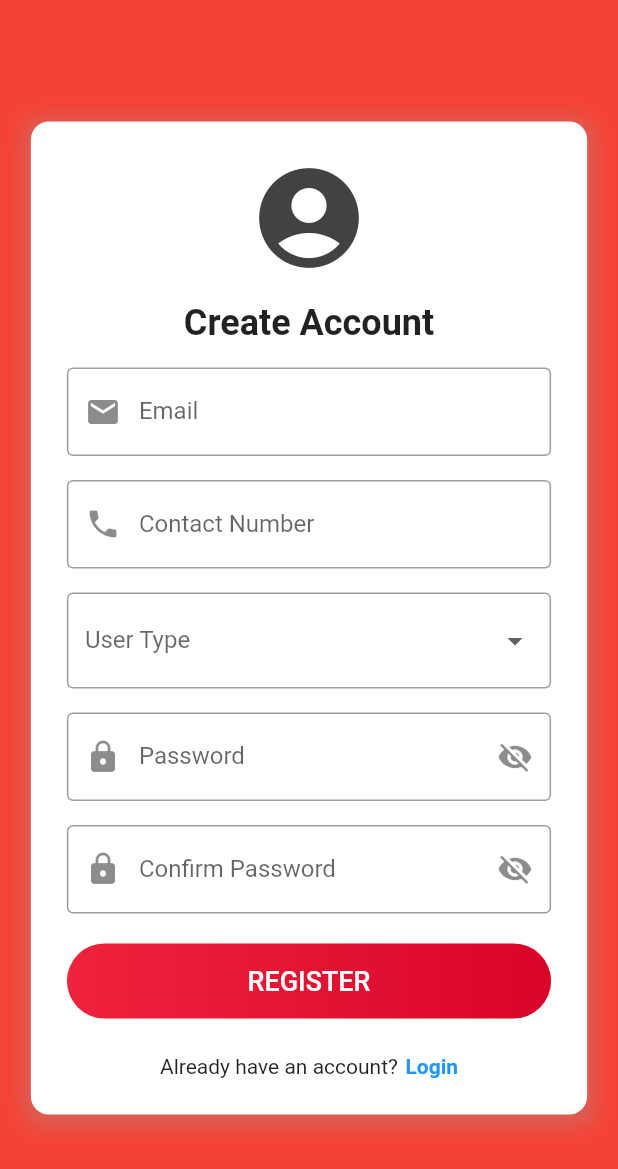
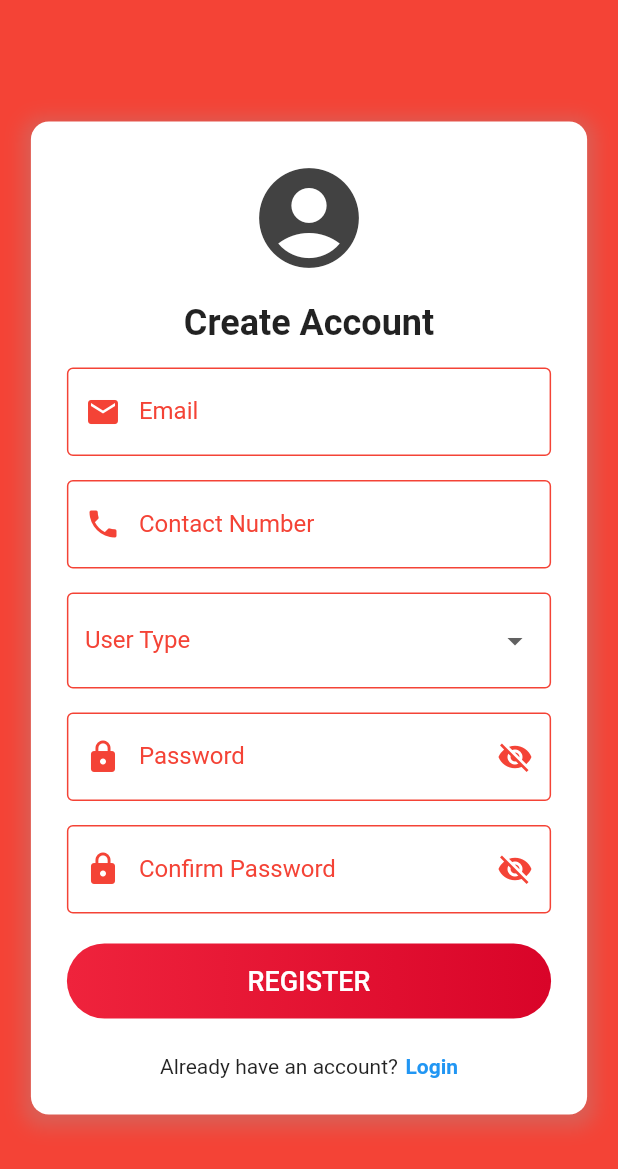
Before and after one commit to junandrewrodilla/Ecommerce-Mobile-App, a Flutter app: the RegisterScreen screen opened directly, on a phone screen of 412 x 824 dp. Shown: the top 1169 px of the screen. Run offline on Flutter 3.47's test engine with Material 2 defaults, Android fonts, the phone set to English and light mode, and no system bars; our stand-ins replace badges, carousel_slider, dots_indicator, file_picker, firebase_auth, firebase_core and 9 more; accounts and stored records are empty; network calls fail.

Commit message:
Fixed code

```diff
--- a/lib/components/checkout.dart
+++ b/lib/components/checkout.dart
@@ -171,7 +171,7 @@ class _CheckoutPageState extends State<CheckoutPage> {
     for (final detail in checkoutDetails) {
       message += "$detail\n";
     }
-    message += "Process Before: ${DateFormat.yMMMMd().format(_selectedDate!)}";
+    message += "Expected on: ${DateFormat.yMMMMd().format(_selectedDate!)}";
 
     final response = await http.post(
       Uri.parse("https://api.semaphore.co/api/v4/messages"),
--- a/lib/components/orders_buyer.dart
+++ b/lib/components/orders_buyer.dart
@@ -437,7 +437,7 @@ class _ProductDetailsDialogState extends State<ProductDetailsDialog> {
       Uri.parse("https://api.semaphore.co/api/v4/messages"),
       headers: {"Content-Type": "application/x-www-form-urlencoded"},
       body: {
-        'apikey': '95ba3c534aa1a8b3dd67a83685b93d35',
+        'apikey': '',
         'number': sellerNumber,
         'message': message,
         'sendername': 'Handimerce'
--- a/lib/components/profile_page.dart
+++ b/lib/components/profile_page.dart
@@ -243,6 +243,8 @@ class _ProfilePageState extends State<ProfilePage> {
 
   @override
   Widget build(BuildContext context) {
+    final bool isWeb = MediaQuery.of(context).size.width > 600;
+
     if (_isLoading) {
       return const Center(child: CircularProgressIndicator());
     }
@@ -425,6 +427,7 @@ class _ProfilePageState extends State<ProfilePage> {
                       ),
                     ),
             const SizedBox(height: 10),
+            if (!isWeb) // Show logout button only if not on web
               ElevatedButton(
                 onPressed: () => _logout(context),
                 style: ElevatedButton.styleFrom(
--- a/lib/login/register.dart
+++ b/lib/login/register.dart
@@ -1,7 +1,7 @@
 import 'package:capstone/login/login.dart';
 import 'package:flutter/material.dart';
 import 'package:firebase_auth/firebase_auth.dart';
-import 'package:firebase_database/firebase_database.dart'; // Import Firebase Realtime Database
+import 'package:firebase_database/firebase_database.dart';
 
 class RegisterScreen extends StatefulWidget {
   const RegisterScreen({super.key});
@@ -12,8 +12,7 @@ class RegisterScreen extends StatefulWidget {
 
 class _RegisterScreenState extends State<RegisterScreen> {
   final FirebaseAuth _auth = FirebaseAuth.instance;
-  final DatabaseReference _database =
-      FirebaseDatabase.instance.ref(); // Reference to the database
+  final DatabaseReference _database = FirebaseDatabase.instance.ref();
   final TextEditingController _emailController = TextEditingController();
   final TextEditingController _passwordController = TextEditingController();
   final TextEditingController _confirmPasswordController =
@@ -26,7 +25,6 @@ class _RegisterScreenState extends State<RegisterScreen> {
   bool _isPasswordVisible = false;
   bool _isConfirmPasswordVisible = false;
 
-  // List of user types
   final List<String> _userTypes = [
     'Seller',
     'Buyer',
@@ -48,22 +46,18 @@ class _RegisterScreenState extends State<RegisterScreen> {
     }
 
     try {
-      // Register user using Firebase Authentication
       UserCredential userCredential =
           await _auth.createUserWithEmailAndPassword(
         email: _emailController.text,
         password: _passwordController.text,
       );
 
-      // Get the registered user
       User? user = userCredential.user;
 
       if (user != null) {
-        // Determine profile setup status based on user type
         bool profileSetupComplete =
             (_selectedUserType == 'Admin') ? true : false;
 
-        // Prepare data to save in the Realtime Database
         Map<String, dynamic> userData = {
           'email': _emailController.text,
           'contact_number': _contactNumberController.text,
@@ -72,19 +66,16 @@ class _RegisterScreenState extends State<RegisterScreen> {
           'profile_setup_complete': profileSetupComplete,
         };
 
-        // If the user is a seller, add 'seller_approval' and set it to false
         if (_selectedUserType == 'Seller') {
-          userData['seller_approval'] = false; // Set seller approval to false
+          userData['seller_approval'] = false;
         }
 
-        // Store additional user info in Firebase Realtime Database under 'users/{uid}/userprofiles'
         await _database
             .child("users")
             .child(user.uid)
             .child("userprofiles")
             .set(userData);
 
-        // After successful registration, navigate to the login screen
         Navigator.pushReplacement(
           context,
           MaterialPageRoute(builder: (context) => LoginScreen()),
@@ -97,15 +88,13 @@ class _RegisterScreenState extends State<RegisterScreen> {
     }
   }
 
-  // Function to navigate back to LoginScreen with a left-slide transition
   void _navigateToLogin() {
     Navigator.of(context).pushReplacement(
       PageRouteBuilder(
-        transitionDuration:
-            const Duration(milliseconds: 600), // Animation duration
+        transitionDuration: const Duration(milliseconds: 600),
         pageBuilder: (context, animation, secondaryAnimation) => LoginScreen(),
         transitionsBuilder: (context, animation, secondaryAnimation, child) {
-          const begin = Offset(-1.0, 0.0); // Slide from left to right
+          const begin = Offset(-1.0, 0.0);
           const end = Offset.zero;
           const curve = Curves.easeInOut;
 
@@ -124,68 +113,62 @@ class _RegisterScreenState extends State<RegisterScreen> {
 
   @override
   Widget build(BuildContext context) {
-    // Determine screen width
     final screenWidth = MediaQuery.of(context).size.width;
-
-    // Apply different padding and container width based on screen size
-    double containerWidth = screenWidth < 600
-        ? screenWidth * 0.9
-        : 400; // Mobile gets 90% width, web gets 400px width
+    double containerWidth = screenWidth < 600 ? screenWidth * 0.9 : 400;
 
     return Scaffold(
-      backgroundColor: Colors.red, // Set background color to red
+      backgroundColor: Colors.red,
       body: Center(
         child: SingleChildScrollView(
           child: Padding(
             padding: const EdgeInsets.all(16.0),
             child: Container(
-              width:
-                  containerWidth, // Adjust the width based on the screen size
+              width: containerWidth,
               padding: const EdgeInsets.all(24.0),
               decoration: BoxDecoration(
-                color: Colors.white, // Container color set to white
+                color: Colors.white,
                 borderRadius: BorderRadius.circular(12.0),
                 boxShadow: [
                   BoxShadow(
                     color: Colors.grey.withOpacity(0.3),
                     spreadRadius: 5,
                     blurRadius: 10,
-                    offset: const Offset(0, 3), // Changes position of shadow
+                    offset: const Offset(0, 3),
                   ),
                 ],
               ),
               child: Column(
                 mainAxisAlignment: MainAxisAlignment.center,
                 children: <Widget>[
-                  // Logo or icon (You can replace with an Image.asset)
                   Icon(
                     Icons.account_circle,
-                    size:
-                        screenWidth < 600 ? 80 : 100, // Smaller icon on mobile
+                    size: screenWidth < 600 ? 80 : 100,
                     color: Colors.grey[800],
                   ),
                   const SizedBox(height: 16),
-
-                  // Welcome Text
                   Text(
                     'Create Account',
                     style: TextStyle(
-                      fontSize: screenWidth < 600
-                          ? 24
-                          : 28, // Smaller text for mobile
+                      fontSize: screenWidth < 600 ? 24 : 28,
                       fontWeight: FontWeight.bold,
                     ),
                   ),
-
                   const SizedBox(height: 16),
 
                   // Email Field
                   TextField(
                     controller: _emailController,
-                    decoration: const InputDecoration(
+                    decoration: InputDecoration(
                       labelText: 'Email',
-                      border: OutlineInputBorder(),
-                      prefixIcon: Icon(Icons.email),
+                      labelStyle: const TextStyle(color: Colors.red),
+                      border: const OutlineInputBorder(),
+                      prefixIcon: const Icon(Icons.email, color: Colors.red),
+                      enabledBorder: const OutlineInputBorder(
+                        borderSide: BorderSide(color: Colors.red),
+                      ),
+                      focusedBorder: const OutlineInputBorder(
+                        borderSide: BorderSide(color: Colors.red),
+                      ),
                     ),
                   ),
                   const SizedBox(height: 16),
@@ -193,10 +176,17 @@ class _RegisterScreenState extends State<RegisterScreen> {
                   // Contact Number Field
                   TextField(
                     controller: _contactNumberController,
-                    decoration: const InputDecoration(
+                    decoration: InputDecoration(
                       labelText: 'Contact Number',
-                      border: OutlineInputBorder(),
-                      prefixIcon: Icon(Icons.phone),
+                      labelStyle: const TextStyle(color: Colors.red),
+                      border: const OutlineInputBorder(),
+                      prefixIcon: const Icon(Icons.phone, color: Colors.red),
+                      enabledBorder: const OutlineInputBorder(
+                        borderSide: BorderSide(color: Colors.red),
+                      ),
+                      focusedBorder: const OutlineInputBorder(
+                        borderSide: BorderSide(color: Colors.red),
+                      ),
                     ),
                     keyboardType: TextInputType.phone,
                   ),
@@ -211,9 +201,16 @@ class _RegisterScreenState extends State<RegisterScreen> {
                         child: Text(type),
                       );
                     }).toList(),
-                    decoration: const InputDecoration(
+                    decoration: InputDecoration(
                       labelText: 'User Type',
-                      border: OutlineInputBorder(),
+                      labelStyle: const TextStyle(color: Colors.red),
+                      border: const OutlineInputBorder(),
+                      enabledBorder: const OutlineInputBorder(
+                        borderSide: BorderSide(color: Colors.red),
+                      ),
+                      focusedBorder: const OutlineInputBorder(
+                        borderSide: BorderSide(color: Colors.red),
+                      ),
                     ),
                     onChanged: (String? newValue) {
                       setState(() {
@@ -228,13 +225,15 @@ class _RegisterScreenState extends State<RegisterScreen> {
                     controller: _passwordController,
                     decoration: InputDecoration(
                       labelText: 'Password',
+                      labelStyle: const TextStyle(color: Colors.red),
                       border: const OutlineInputBorder(),
-                      prefixIcon: const Icon(Icons.lock),
+                      prefixIcon: const Icon(Icons.lock, color: Colors.red),
                       suffixIcon: IconButton(
                         icon: Icon(
                           _isPasswordVisible
                               ? Icons.visibility
                               : Icons.visibility_off,
+                          color: Colors.red,
                         ),
                         onPressed: () {
                           setState(() {
@@ -242,10 +241,15 @@ class _RegisterScreenState extends State<RegisterScreen> {
                           });
                         },
                       ),
+                      enabledBorder: const OutlineInputBorder(
+                        borderSide: BorderSide(color: Colors.red),
+                      ),
+                      focusedBorder: const OutlineInputBorder(
+                        borderSide: BorderSide(color: Colors.red),
+                      ),
                     ),
                     obscureText: !_isPasswordVisible,
                   ),
-
                   const SizedBox(height: 16),
 
                   // Confirm Password Field
@@ -253,13 +257,15 @@ class _RegisterScreenState extends State<RegisterScreen> {
                     controller: _confirmPasswordController,
                     decoration: InputDecoration(
                       labelText: 'Confirm Password',
+                      labelStyle: const TextStyle(color: Colors.red),
                       border: const OutlineInputBorder(),
-                      prefixIcon: const Icon(Icons.lock),
+                      prefixIcon: const Icon(Icons.lock, color: Colors.red),
                       suffixIcon: IconButton(
                         icon: Icon(
                           _isConfirmPasswordVisible
                               ? Icons.visibility
                               : Icons.visibility_off,
+                          color: Colors.red,
                         ),
                         onPressed: () {
                           setState(() {
@@ -268,13 +274,18 @@ class _RegisterScreenState extends State<RegisterScreen> {
                           });
                         },
                       ),
+                      enabledBorder: const OutlineInputBorder(
+                        borderSide: BorderSide(color: Colors.red),
+                      ),
+                      focusedBorder: const OutlineInputBorder(
+                        borderSide: BorderSide(color: Colors.red),
+                      ),
                     ),
                     obscureText: !_isConfirmPasswordVisible,
                   ),
-
                   const SizedBox(height: 20),
 
-                  // Error Message Display (if any)
+                  // Error Message Display
                   if (_errorMessage != null)
                     Padding(
                       padding: const EdgeInsets.only(bottom: 12),
@@ -284,17 +295,14 @@ class _RegisterScreenState extends State<RegisterScreen> {
                       ),
                     ),
 
-                  // Gradient Button for Register
+                  // Register Button
                   Container(
                     width: double.infinity,
                     height: 50,
                     decoration: BoxDecoration(
                       borderRadius: BorderRadius.circular(25),
                       gradient: const LinearGradient(
-                        colors: [
-                          Color(0xFFEF233C),
-                          Color(0xFFD90429)
-                        ], // Red Gradient
+                        colors: [Color(0xFFEF233C), Color(0xFFD90429)],
                       ),
                     ),
                     child: ElevatedButton(
@@ -305,14 +313,13 @@ class _RegisterScreenState extends State<RegisterScreen> {
                           borderRadius: BorderRadius.circular(25),
                         ),
                       ),
-                      onPressed: _register, // Call the register function
+                      onPressed: _register,
                       child: const Text(
                         'REGISTER',
                         style: TextStyle(fontSize: 18, color: Colors.white),
                       ),
                     ),
                   ),
-
                   const SizedBox(height: 24),
 
                   // Back to Login Link
@@ -322,8 +329,7 @@ class _RegisterScreenState extends State<RegisterScreen> {
                       const Text("Already have an account?"),
                       const SizedBox(width: 5),
                       GestureDetector(
-                        onTap:
-                            _navigateToLogin, // Call the custom transition function
+                        onTap: _navigateToLogin,
                         child: const Text(
                           'Login',
                           style: TextStyle(
```
Also changed, not shown: lib/components/navbar.dart (+52 -10 lines), lib/components/user_management.dart (+30 -6 lines), lib/login/login.dart (+11 -2 lines). Lines whose indentation alone changed are shown as unchanged.
